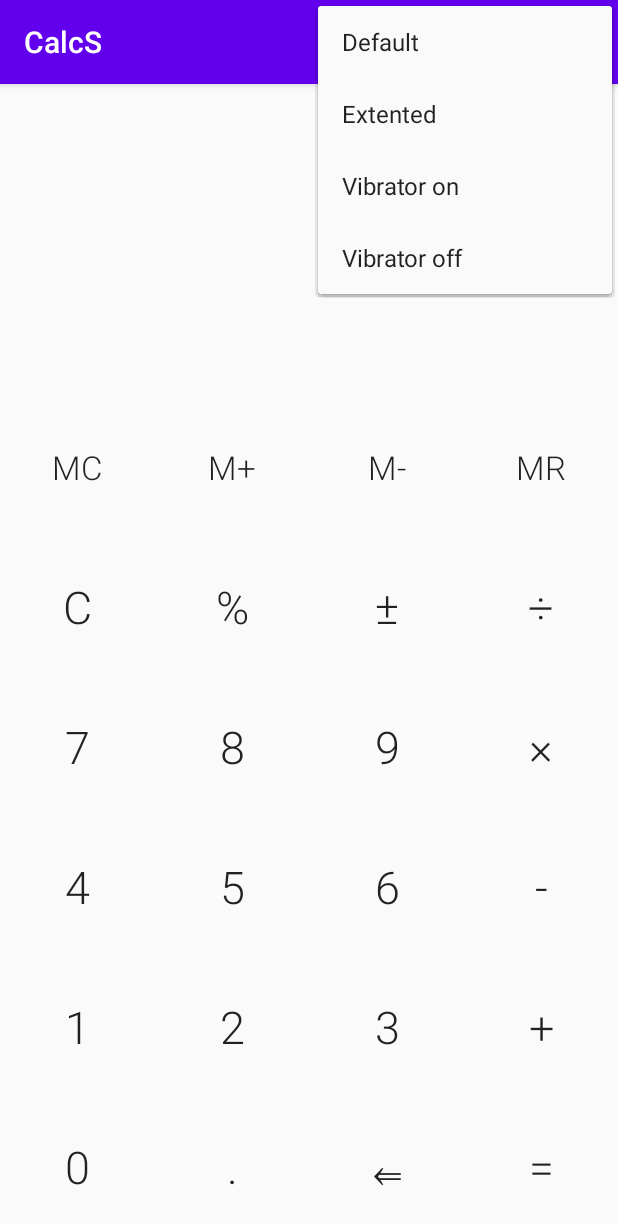
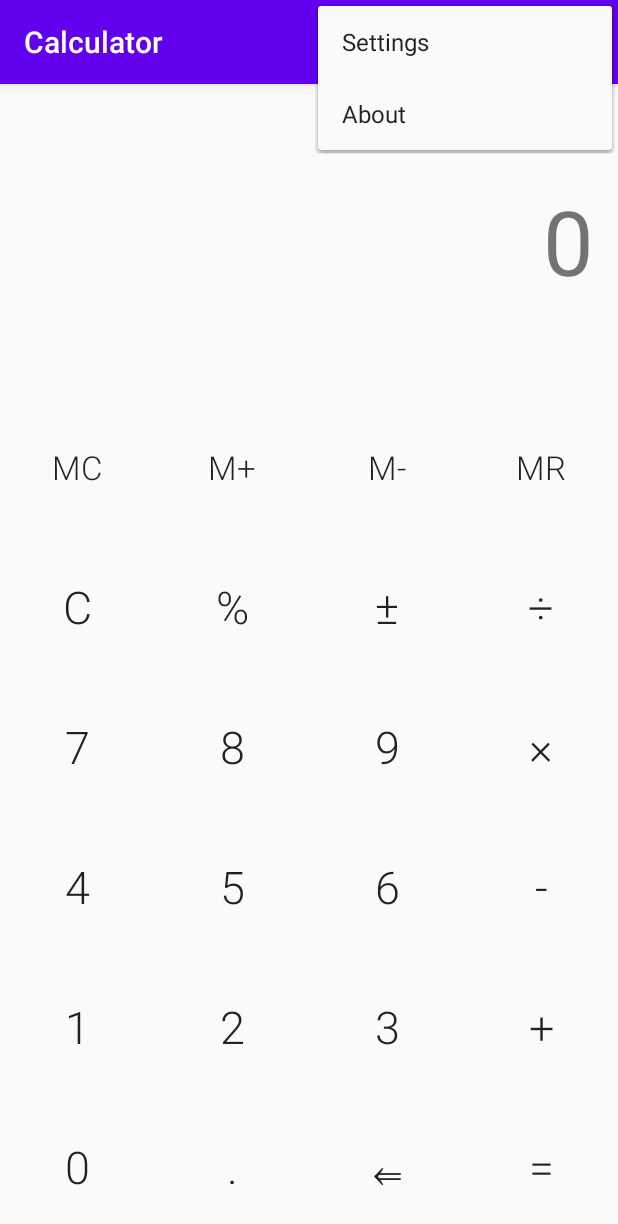
Before and after one commit to SolarisD/Calc, an Android app: the screen it shows after launch (MainActivity), with the options menu open, on a phone screen of 412 x 824 dp. Shown: the top 1224 px of the screen. Run offline under Robolectric (Android 15) with nearby library versions, the phone set to English and light mode, and no system bars; our stand-ins replace Room's generated code, data binding; 3 statements that could not run were skipped.

Commit message:
Added settings and about activities

```diff
--- a/app/src/main/res/menu/main_menu.xml
+++ b/app/src/main/res/menu/main_menu.xml
@@ -5,15 +5,9 @@
     tools:ignore="HardcodedText">
 
     <item
-        android:id="@+id/default_item"
-        android:title="Default" />
+        android:id="@+id/settings_menu_item"
+        android:title="Settings" />
     <item
-        android:id="@+id/extented_item"
-        android:title="Extented" />
-    <item
-        android:id="@+id/vibro_on_item"
-        android:title="Vibrator on" />
-    <item
-        android:id="@+id/vibro_off_item"
-        android:title="Vibrator off" />
+        android:id="@+id/about_menu_item"
+        android:title="About" />
 </menu>
```
Also changed, not shown: app/src/main/AndroidManifest.xml (+12 -2 lines), app/src/main/java/com/solarisd/calc/view/AboutActivity.kt (added, +13 -0 lines), app/src/main/java/com/solarisd/calc/view/MainActivity.kt (+10 -17 lines), app/src/main/java/com/solarisd/calc/view/SettingsActivity.kt (added, +26 -0 lines), app/src/main/res/layout/activity_about.xml (added, +9 -0 lines), app/src/main/res/layout/activity_settings.xml (added, +9 -0 lines).
